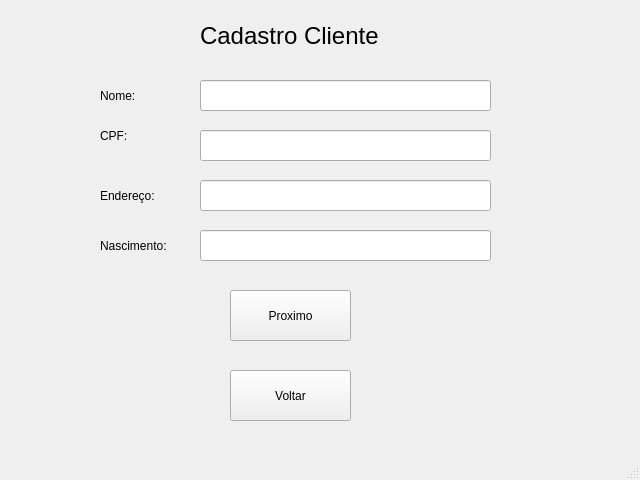
First picture: the form in interfaceBanco/tela_cadastro_pessoa.ui, repository aleffericlys/Banco, before the edit.
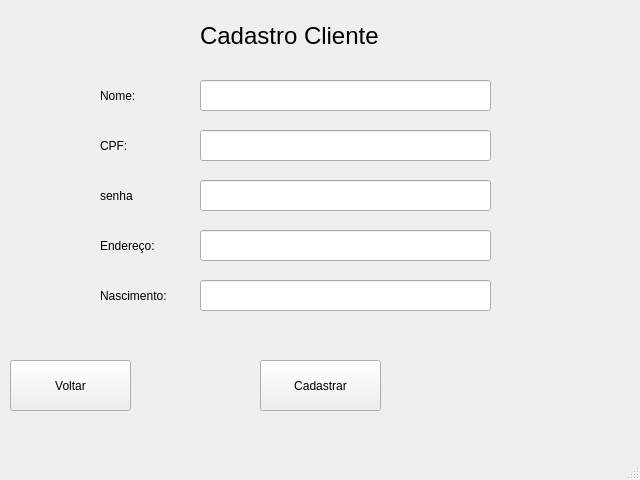
Second picture: the form after the edit.

Patch:
```diff
--- a/interfaceBanco/tela_cadastro_pessoa.ui
+++ b/interfaceBanco/tela_cadastro_pessoa.ui
@@ -49,7 +49,7 @@
     <property name="geometry">
      <rect>
       <x>100</x>
-      <y>120</y>
+      <y>130</y>
       <width>71</width>
       <height>31</height>
      </rect>
@@ -62,7 +62,7 @@
     <property name="geometry">
      <rect>
       <x>100</x>
-      <y>180</y>
+      <y>230</y>
       <width>101</width>
       <height>31</height>
      </rect>
@@ -75,7 +75,7 @@
     <property name="geometry">
      <rect>
       <x>100</x>
-      <y>230</y>
+      <y>280</y>
       <width>121</width>
       <height>31</height>
      </rect>
@@ -87,14 +87,14 @@
    <widget class="QPushButton" name="pushButton">
     <property name="geometry">
      <rect>
-      <x>230</x>
-      <y>290</y>
+      <x>260</x>
+      <y>360</y>
       <width>121</width>
       <height>51</height>
      </rect>
     </property>
     <property name="text">
-     <string>Proximo</string>
+     <string>Cadastrar</string>
     </property>
    </widget>
    <widget class="QLineEdit" name="lineEdit">
@@ -121,7 +121,7 @@
     <property name="geometry">
      <rect>
       <x>200</x>
-      <y>180</y>
+      <y>230</y>
       <width>291</width>
       <height>31</height>
      </rect>
@@ -131,7 +131,7 @@
     <property name="geometry">
      <rect>
       <x>200</x>
-      <y>230</y>
+      <y>280</y>
       <width>291</width>
       <height>31</height>
      </rect>
@@ -140,8 +140,8 @@
    <widget class="QPushButton" name="pushButton_2">
     <property name="geometry">
      <rect>
-      <x>230</x>
-      <y>370</y>
+      <x>10</x>
+      <y>360</y>
       <width>121</width>
       <height>51</height>
      </rect>
@@ -150,6 +150,32 @@
      <string>Voltar</string>
     </property>
    </widget>
+   <widget class="QLineEdit" name="lineEdit_5">
+    <property name="geometry">
+     <rect>
+      <x>200</x>
+      <y>180</y>
+      <width>291</width>
+      <height>31</height>
+     </rect>
+    </property>
+    <property name="text">
+     <string/>
+    </property>
+   </widget>
+   <widget class="QLabel" name="label_6">
+    <property name="geometry">
+     <rect>
+      <x>100</x>
+      <y>180</y>
+      <width>71</width>
+      <height>31</height>
+     </rect>
+    </property>
+    <property name="text">
+     <string>senha</string>
+    </property>
+   </widget>
   </widget>
   <widget class="QMenuBar" name="menubar">
    <property name="geometry">
```
Left out of the diff: 2 changed lines with no effect on the pictures.
